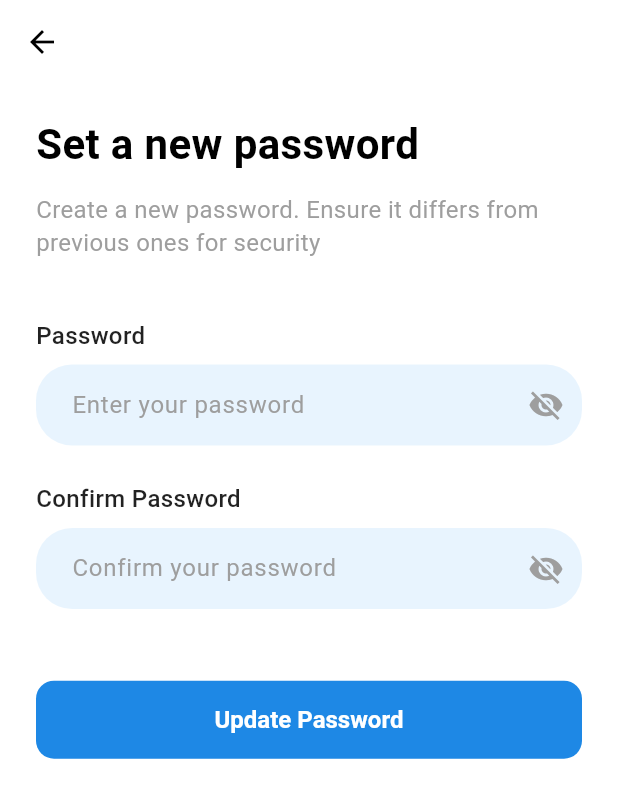
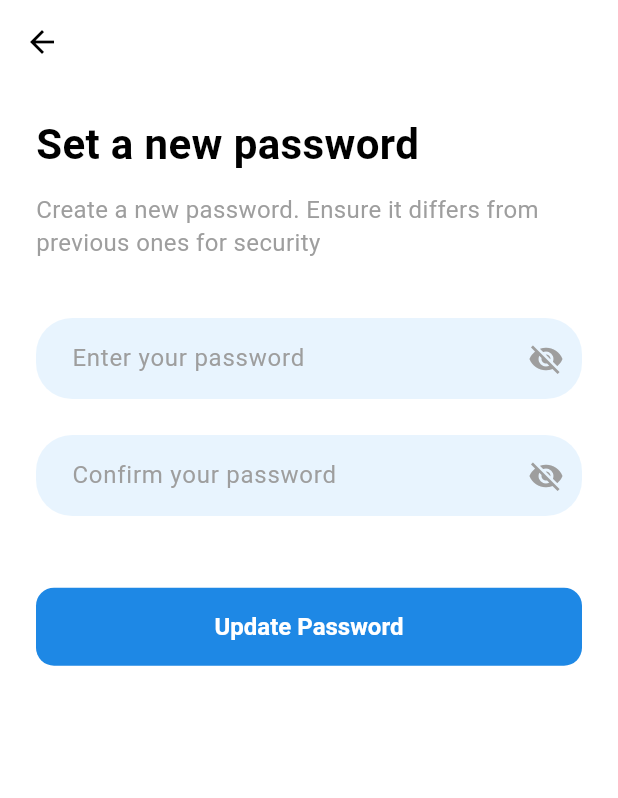
Before and after one commit to Mahfouz28/circlo, a Flutter app: the SetNewPasswordPage screen opened directly, on a phone screen of 412 x 824 dp. Shown: the top 798 px of the screen. Run offline on Flutter 3.47's test engine with Material 3 defaults, Android fonts, the light colour scheme and no system bars; our stand-ins replace animated_text_kit, app_links, bloc, equatable, flutter_bloc, flutter_contacts and 6 more; accounts and stored records are empty.

Commit message:
resset password repo

```diff
--- a/lib/presentation/screens/resetPassword/set_new_passwoed.dart
+++ b/lib/presentation/screens/resetPassword/set_new_passwoed.dart
@@ -3,6 +3,7 @@ import 'package:chat_app/core/common/snackbar.dart';
 import 'package:chat_app/presentation/screens/resetPassword/done_screen.dart';
 import 'package:flutter/material.dart';
 import 'package:flutter_screenutil/flutter_screenutil.dart';
+import 'package:supabase_flutter/supabase_flutter.dart';
 
 class SetNewPasswordPage extends StatefulWidget {
   const SetNewPasswordPage({super.key});
@@ -14,9 +15,11 @@ class SetNewPasswordPage extends StatefulWidget {
 class _SetNewPasswordPageState extends State<SetNewPasswordPage> {
   final _passwordController = TextEditingController();
   final _confirmPasswordController = TextEditingController();
+  final _formKey = GlobalKey<FormState>();
+
   bool _isPasswordVisible = false;
   bool _isConfirmPasswordVisible = false;
-  final _formKey = GlobalKey<FormState>();
+  bool _loading = false;
 
   @override
   void dispose() {
@@ -25,11 +28,18 @@ class _SetNewPasswordPageState extends State<SetNewPasswordPage> {
     super.dispose();
   }
 
-  void _updatePassword() {
-    if (_formKey.currentState!.validate()) {
-      // Handle password update logic here
-      AppSnackBar.show(context, message: 'Password updated successfully!');
-      Navigator.push(context, MaterialPageRoute(builder: (_) => DoneScreen()));
+  Future<void> _updatePassword(String newPassword) async {
+    try {
+      await Supabase.instance.client.auth.updateUser(
+        UserAttributes(password: newPassword),
+      );
+      AppSnackBar.show(context, message: "Password updated successfully!");
+      Navigator.pushReplacement(
+        context,
+        MaterialPageRoute(builder: (_) => const DoneScreen()),
+      );
+    } catch (e) {
+      AppSnackBar.show(context, message: "Error: $e", isError: true);
     }
   }
 
@@ -66,16 +76,7 @@ class _SetNewPasswordPageState extends State<SetNewPasswordPage> {
                 ),
                 const SizedBox(height: 40),
 
-                // 🔹 Password Field
-                const Text(
-                  'Password',
-                  style: TextStyle(
-                    fontSize: 16,
-                    fontWeight: FontWeight.w500,
-                    color: Colors.black87,
-                  ),
-                ),
-                const SizedBox(height: 8),
+                // Password
                 CustomTextFormField(
                   controller: _passwordController,
                   hintText: 'Enter your password',
@@ -109,16 +110,7 @@ class _SetNewPasswordPageState extends State<SetNewPasswordPage> {
 
                 const SizedBox(height: 24),
 
-                // 🔹 Confirm Password Field
-                const Text(
-                  'Confirm Password',
-                  style: TextStyle(
-                    fontSize: 16,
-                    fontWeight: FontWeight.w500,
-                    color: Colors.black87,
-                  ),
-                ),
-                const SizedBox(height: 8),
+                // Confirm Password
                 CustomTextFormField(
                   controller: _confirmPasswordController,
                   hintText: 'Confirm your password',
@@ -149,14 +141,18 @@ class _SetNewPasswordPageState extends State<SetNewPasswordPage> {
 
                 40.verticalSpace,
 
-                // 🔹 Submit Button
-                Padding(
-                  padding: const EdgeInsets.only(bottom: 40),
-                  child: SizedBox(
+                // Submit
+                SizedBox(
                   width: double.infinity,
                   height: 52,
                   child: ElevatedButton(
-                      onPressed: _updatePassword,
+                    onPressed: _loading
+                        ? null
+                        : () {
+                            if (_formKey.currentState!.validate()) {
+                              _updatePassword(_passwordController.text);
+                            }
+                          },
                     style: ElevatedButton.styleFrom(
                       backgroundColor: Colors.blue.shade600,
                       foregroundColor: Colors.white,
@@ -165,7 +161,9 @@ class _SetNewPasswordPageState extends State<SetNewPasswordPage> {
                         borderRadius: BorderRadius.circular(12),
                       ),
                     ),
-                      child: const Text(
+                    child: _loading
+                        ? const CircularProgressIndicator(color: Colors.white)
+                        : const Text(
                             'Update Password',
                             style: TextStyle(
                               fontSize: 16,
@@ -174,7 +172,7 @@ class _SetNewPasswordPageState extends State<SetNewPasswordPage> {
                           ),
                   ),
                 ),
-                ),
+                const SizedBox(height: 40),
               ],
             ),
           ),
```
Also changed, not shown: lib/data/repo/reset_password_repo.dart (added, +28 -0 lines), lib/presentation/screens/resetPassword/reseet_password_screen.dart (+74 -9 lines), 2 other files. Lines whose indentation alone changed are shown as unchanged.
